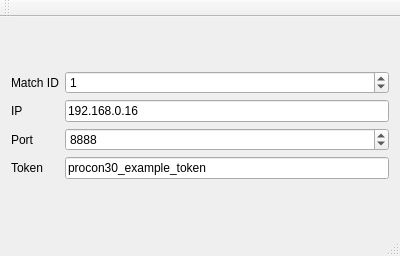
The window that Takao/takao.ui (tnct-spc/procon2019-comp) describes before a commit, drawn with Qt 5.
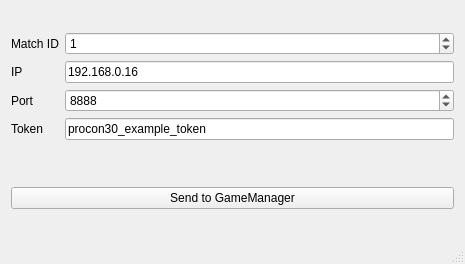
The same window after the commit.

Commit message: [add]Send to GameManagerボタンを追加しました

```diff
--- a/Takao/takao.ui
+++ b/Takao/takao.ui
@@ -6,8 +6,8 @@
    <rect>
     <x>0</x>
     <y>0</y>
-    <width>400</width>
-    <height>256</height>
+    <width>465</width>
+    <height>264</height>
    </rect>
   </property>
   <property name="sizePolicy">
@@ -20,7 +20,7 @@
    <string>Takao</string>
   </property>
   <widget class="QWidget" name="centralWidget">
-   <layout class="QHBoxLayout" name="horizontalLayout">
+   <layout class="QVBoxLayout" name="verticalLayout_2">
     <item>
      <layout class="QVBoxLayout" name="verticalLayout">
       <property name="spacing">
@@ -106,26 +106,28 @@
       </item>
      </layout>
     </item>
+    <item>
+     <spacer name="horizontalSpacer">
+      <property name="orientation">
+       <enum>Qt::Horizontal</enum>
+      </property>
+      <property name="sizeHint" stdset="0">
+       <size>
+        <width>40</width>
+        <height>20</height>
+       </size>
+      </property>
+     </spacer>
+    </item>
+    <item>
+     <widget class="QPushButton" name="Send">
+      <property name="text">
+       <string>Send to GameManager</string>
+      </property>
+     </widget>
+    </item>
    </layout>
   </widget>
-  <widget class="QMenuBar" name="menuBar">
-   <property name="geometry">
-    <rect>
-     <x>0</x>
-     <y>0</y>
-     <width>400</width>
-     <height>28</height>
-    </rect>
-   </property>
-  </widget>
-  <widget class="QToolBar" name="mainToolBar">
-   <attribute name="toolBarArea">
-    <enum>TopToolBarArea</enum>
-   </attribute>
-   <attribute name="toolBarBreak">
-    <bool>false</bool>
-   </attribute>
-  </widget>
   <widget class="QStatusBar" name="statusBar"/>
  </widget>
  <layoutdefault spacing="6" margin="11"/>
```
The commit also changes 2 other files.
